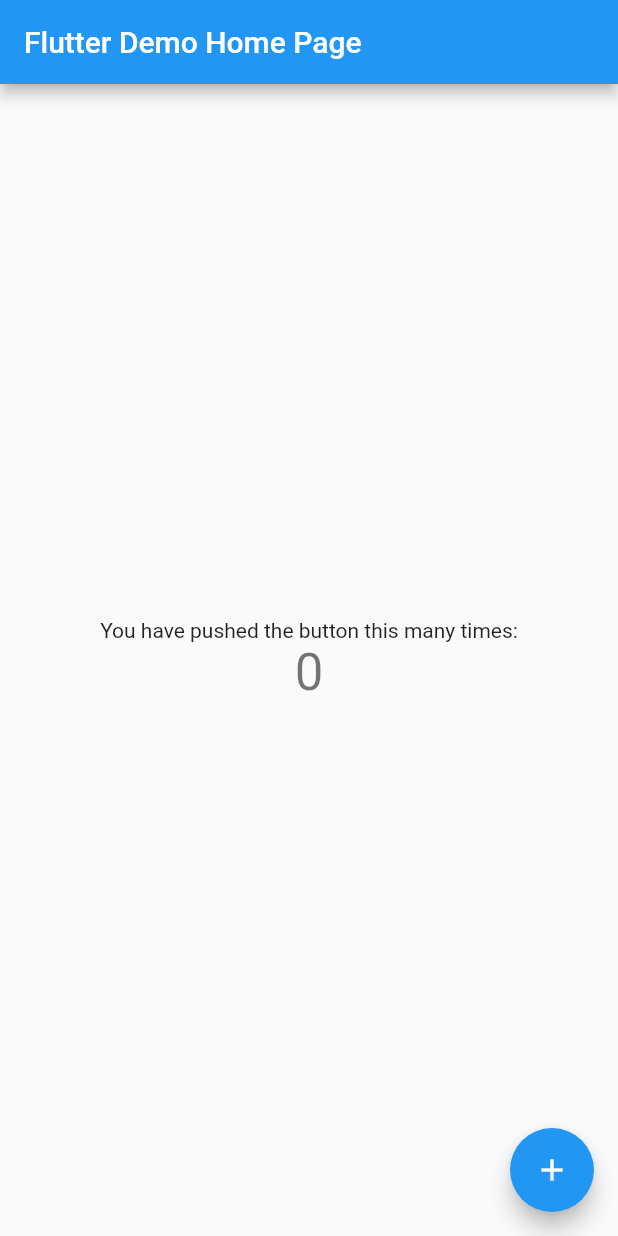
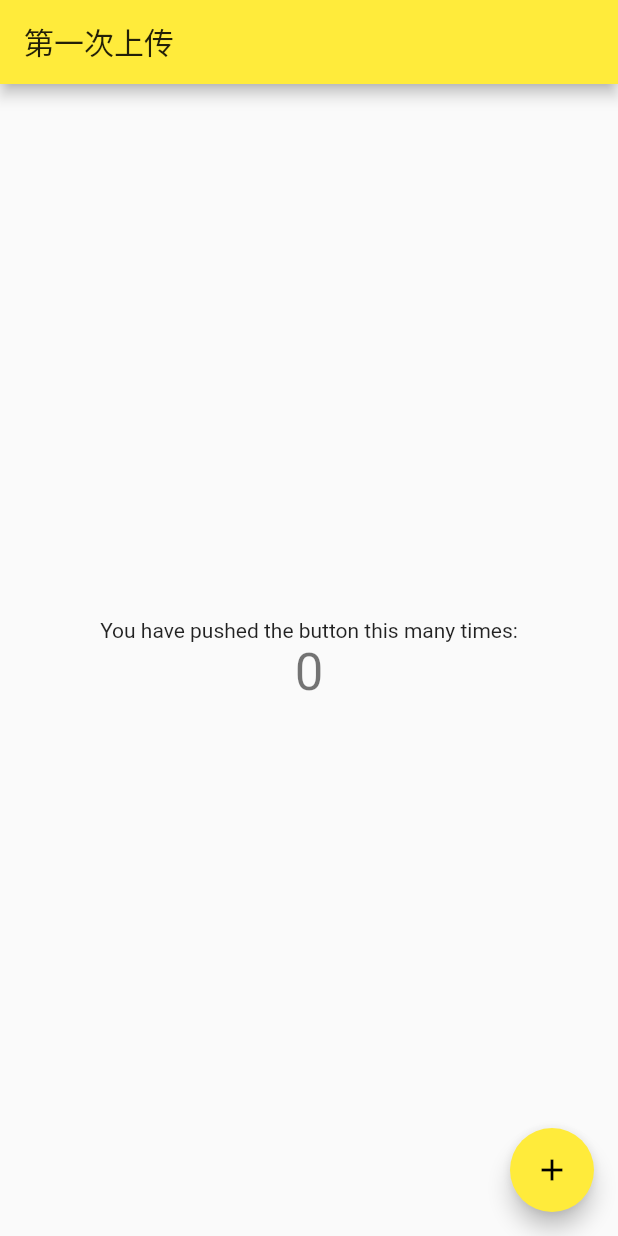
Before and after one commit to YoungMonks/monk, a Flutter app: the screen it shows after launch, on a phone screen of 412 x 824 dp. Run offline on Flutter 3.47's test engine with Material 2 defaults, Android fonts, the phone set to English and light mode, and no system bars.

Commit message:
测试一er下

```diff
--- a/lib/main.dart
+++ b/lib/main.dart
@@ -9,7 +9,7 @@ class MyApp extends StatelessWidget {
   @override
   Widget build(BuildContext context) {
     return MaterialApp(
-      title: 'Flutter Demo',
+      title: 'Flutter Demossssssss',
       theme: ThemeData(
         // This is the theme of your application.
         //
@@ -20,13 +20,13 @@ class MyApp extends StatelessWidget {
         // or simply save your changes to "hot reload" in a Flutter IDE).
         // Notice that the counter didn't reset back to zero; the application
         // is not restarted.
-        primarySwatch: Colors.blue,
+        primarySwatch: Colors.yellow,
         // This makes the visual density adapt to the platform that you run
         // the app on. For desktop platforms, the controls will be smaller and
         // closer together (more dense) than on mobile platforms.
         visualDensity: VisualDensity.adaptivePlatformDensity,
       ),
-      home: MyHomePage(title: 'Flutter Demo Home Page'),
+      home: MyHomePage(title: '第一次上传'),
     );
   }
 }
```
